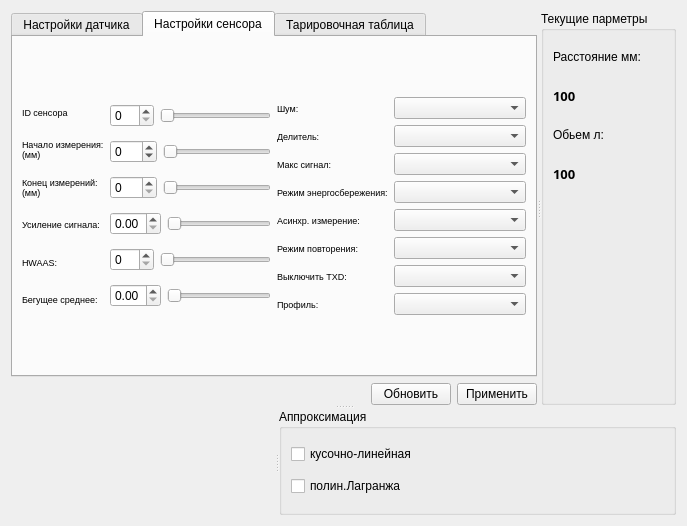
The window that mws.ui (zaitseu1994/EurosensConfig) describes before a commit, drawn with Qt 5.
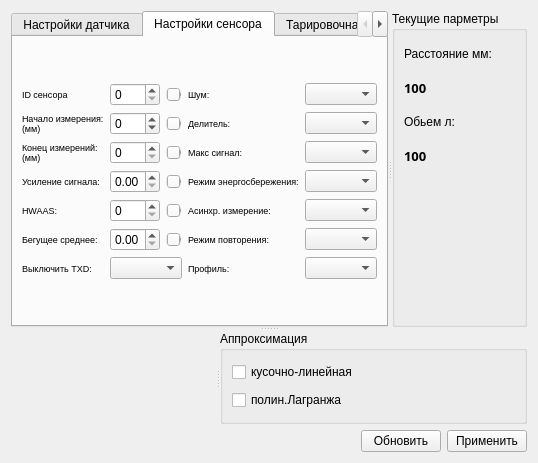
The same window after the commit. The open tabs and pages were chosen to show the change. Custom widgets are drawn as their Qt base class.

The edit to the form file:
```diff
--- a/mws.ui
+++ b/mws.ui
@@ -6,94 +6,96 @@
    <rect>
     <x>0</x>
     <y>0</y>
-    <width>687</width>
-    <height>526</height>
+    <width>536</width>
+    <height>463</height>
    </rect>
   </property>
   <property name="windowTitle">
    <string>Form</string>
   </property>
-  <layout class="QGridLayout" name="gridLayout_6">
+  <layout class="QGridLayout" name="gridLayout_11">
    <item row="0" column="0">
+    <layout class="QGridLayout" name="gridLayout_10">
+     <item row="0" column="0" colspan="3">
     <widget class="QSplitter" name="splitter_3">
      <property name="orientation">
       <enum>Qt::Vertical</enum>
      </property>
      <widget class="QSplitter" name="splitter">
-      <property name="frameShape">
-       <enum>QFrame::NoFrame</enum>
-      </property>
-      <property name="lineWidth">
-       <number>1</number>
-      </property>
       <property name="orientation">
        <enum>Qt::Horizontal</enum>
       </property>
-      <widget class="QWidget" name="layoutWidget">
-       <layout class="QVBoxLayout" name="verticalLayout">
-        <item>
          <widget class="QTabWidget" name="tabWidget">
           <property name="currentIndex">
-           <number>0</number>
-          </property>
-          <widget class="QWidget" name="tab">
+          <number>3</number>
+         </property>
+         <widget class="QWidget" name="settings">
            <attribute name="title">
             <string>Настройки датчика</string>
            </attribute>
            <layout class="QGridLayout" name="gridLayout_3">
             <item row="0" column="0">
-             <layout class="QHBoxLayout" name="horizontalLayout_5">
-              <item>
-               <layout class="QVBoxLayout" name="verticalLayout_2">
-                <item>
-                 <widget class="QLabel" name="lab_AdrModbus">
-                  <property name="text">
-                   <string>Адрес модбас</string>
-                  </property>
-                 </widget>
-                </item>
-                <item>
+            <layout class="QGridLayout" name="gridLayout_6">
+             <item row="1" column="0" colspan="4">
                  <widget class="QLabel" name="lab_TypeApproximation">
                   <property name="text">
                    <string>Тип аппроксимации</string>
                   </property>
                  </widget>
                 </item>
-                <item>
+             <item row="4" column="7" colspan="2">
+              <widget class="QPushButton" name="button_password">
+               <property name="text">
+                <string>Ввод</string>
+               </property>
+              </widget>
+             </item>
+             <item row="0" column="0" colspan="4">
+              <widget class="QLabel" name="lab_AdrModbus">
+               <property name="text">
+                <string>Адрес модбас</string>
+               </property>
+              </widget>
+             </item>
+             <item row="2" column="0" colspan="4">
                  <widget class="QLabel" name="lab_TypeAverage">
                   <property name="text">
                    <string>Тип усреднения</string>
                   </property>
                  </widget>
                 </item>
-                <item>
+             <item row="3" column="7" colspan="2">
+              <widget class="QSlider" name="slid_IntAverage">
+               <property name="maximum">
+                <number>20</number>
+               </property>
+               <property name="orientation">
+                <enum>Qt::Horizontal</enum>
+               </property>
+              </widget>
+             </item>
+             <item row="3" column="0" colspan="4">
                  <widget class="QLabel" name="lab_IntAverage">
                   <property name="text">
                    <string>Интервал усреднения</string>
                   </property>
                  </widget>
                 </item>
-                <item>
-                 <widget class="QLabel" name="lab_Password">
-                  <property name="text">
-                   <string>Пароль</string>
+             <item row="3" column="4" colspan="3">
+              <widget class="QSpinBox" name="spin_IntAverage">
+               <property name="maximum">
+                <number>20</number>
                   </property>
                  </widget>
                 </item>
-               </layout>
-              </item>
-              <item>
-               <layout class="QVBoxLayout" name="verticalLayout_3" stretch="0,0,0,0,0">
-                <item>
-                 <layout class="QHBoxLayout" name="horizontalLayout_3" stretch="2,5">
-                  <item>
+             <item row="0" column="4" colspan="3">
                    <widget class="QSpinBox" name="spin_AdrModbus">
                     <property name="maximum">
                      <number>247</number>
                     </property>
                    </widget>
                   </item>
-                  <item>
+             <item row="0" column="7" colspan="2">
                    <widget class="QSlider" name="slid_AdrModbus">
                     <property name="maximum">
                      <number>247</number>
@@ -103,56 +105,238 @@
                     </property>
                    </widget>
                   </item>
-                 </layout>
-                </item>
-                <item>
+             <item row="1" column="4" colspan="5">
                  <widget class="QComboBox" name="comb_TypeApproximation"/>
                 </item>
-                <item>
+             <item row="2" column="4" colspan="5">
                  <widget class="QComboBox" name="comb_TypeAverage"/>
                 </item>
-                <item>
-                 <layout class="QHBoxLayout" name="horizontalLayout_4" stretch="2,5">
-                  <item>
-                   <widget class="QSpinBox" name="spin_IntAverage">
-                    <property name="maximum">
-                     <number>20</number>
-                    </property>
-                   </widget>
-                  </item>
-                  <item>
-                   <widget class="QSlider" name="slid_IntAverage">
-                    <property name="maximum">
-                     <number>20</number>
-                    </property>
-                    <property name="orientation">
-                     <enum>Qt::Horizontal</enum>
-                    </property>
-                   </widget>
-                  </item>
-                 </layout>
-                </item>
-                <item>
+             <item row="4" column="4" colspan="3">
                  <widget class="QLineEdit" name="edit_Password"/>
                 </item>
-               </layout>
+             <item row="4" column="0" colspan="4">
+              <widget class="QLabel" name="lab_Password">
+               <property name="text">
+                <string>Пароль</string>
+               </property>
+              </widget>
               </item>
              </layout>
             </item>
            </layout>
           </widget>
-          <widget class="QWidget" name="tab_2">
+         <widget class="QWidget" name="sensor">
            <attribute name="title">
             <string>Настройки сенсора</string>
            </attribute>
+          <layout class="QGridLayout" name="gridLayout_4">
+           <item row="0" column="0">
            <layout class="QGridLayout" name="gridLayout_2">
-            <item row="0" column="0">
-             <layout class="QHBoxLayout" name="horizontalLayout_14">
-              <item>
-               <layout class="QHBoxLayout" name="horizontalLayout_12">
-                <item>
-                 <layout class="QVBoxLayout" name="verticalLayout_4">
-                  <item>
+             <item row="1" column="4">
+              <widget class="QSlider" name="slid_StartMeasure">
+               <property name="maximumSize">
+                <size>
+                 <width>100</width>
+                 <height>16777215</height>
+                </size>
+               </property>
+               <property name="minimum">
+                <number>-70</number>
+               </property>
+               <property name="maximum">
+                <number>700</number>
+               </property>
+               <property name="singleStep">
+                <number>1</number>
+               </property>
+               <property name="value">
+                <number>-70</number>
+               </property>
+               <property name="orientation">
+                <enum>Qt::Horizontal</enum>
+               </property>
+              </widget>
+             </item>
+             <item row="2" column="3">
+              <widget class="QSpinBox" name="spin_EndMeasure">
+               <property name="maximumSize">
+                <size>
+                 <width>50</width>
+                 <height>16777215</height>
+                </size>
+               </property>
+               <property name="maximum">
+                <number>770</number>
+               </property>
+              </widget>
+             </item>
+             <item row="2" column="4">
+              <widget class="QSlider" name="slid_EndMeasure">
+               <property name="maximumSize">
+                <size>
+                 <width>100</width>
+                 <height>16777215</height>
+                </size>
+               </property>
+               <property name="maximum">
+                <number>770</number>
+               </property>
+               <property name="orientation">
+                <enum>Qt::Horizontal</enum>
+               </property>
+              </widget>
+             </item>
+             <item row="3" column="4">
+              <widget class="QSlider" name="slid_ReceiverGain">
+               <property name="maximumSize">
+                <size>
+                 <width>100</width>
+                 <height>16777215</height>
+                </size>
+               </property>
+               <property name="maximum">
+                <number>100</number>
+               </property>
+               <property name="orientation">
+                <enum>Qt::Horizontal</enum>
+               </property>
+              </widget>
+             </item>
+             <item row="3" column="5" colspan="3">
+              <widget class="QLabel" name="lab_PowerSaveMode">
+               <property name="font">
+                <font>
+                 <pointsize>7</pointsize>
+                </font>
+               </property>
+               <property name="text">
+                <string>Режим энергосбережения:</string>
+               </property>
+              </widget>
+             </item>
+             <item row="3" column="8">
+              <widget class="QComboBox" name="comb_PowerSaveMode"/>
+             </item>
+             <item row="4" column="4">
+              <widget class="QSlider" name="slid_HWAAS">
+               <property name="maximumSize">
+                <size>
+                 <width>100</width>
+                 <height>16777215</height>
+                </size>
+               </property>
+               <property name="orientation">
+                <enum>Qt::Horizontal</enum>
+               </property>
+              </widget>
+             </item>
+             <item row="4" column="8">
+              <widget class="QComboBox" name="comb_AsynchMeasure"/>
+             </item>
+             <item row="5" column="4">
+              <widget class="QSlider" name="slid_RunningAverage">
+               <property name="maximumSize">
+                <size>
+                 <width>100</width>
+                 <height>16777215</height>
+                </size>
+               </property>
+               <property name="maximum">
+                <number>100</number>
+               </property>
+               <property name="orientation">
+                <enum>Qt::Horizontal</enum>
+               </property>
+              </widget>
+             </item>
+             <item row="6" column="3" colspan="2">
+              <widget class="QComboBox" name="comb_TXDisable"/>
+             </item>
+             <item row="0" column="8">
+              <widget class="QComboBox" name="comb_Noize"/>
+             </item>
+             <item row="0" column="4">
+              <widget class="QSlider" name="slid_IdSensor">
+               <property name="maximumSize">
+                <size>
+                 <width>100</width>
+                 <height>16777215</height>
+                </size>
+               </property>
+               <property name="orientation">
+                <enum>Qt::Horizontal</enum>
+               </property>
+              </widget>
+             </item>
+             <item row="0" column="3">
+              <widget class="QSpinBox" name="spin_IdSensor">
+               <property name="maximumSize">
+                <size>
+                 <width>50</width>
+                 <height>16777215</height>
+                </size>
+               </property>
+              </widget>
+             </item>
+             <item row="1" column="3">
+              <widget class="QSpinBox" name="spin_StartMeasure">
+               <property name="maximumSize">
+                <size>
+                 <width>50</width>
+                 <height>16777215</height>
+                </size>
+               </property>
+               <property name="minimum">
+                <number>-70</number>
+               </property>
+               <property name="maximum">
+                <number>700</number>
+               </property>
+              </widget>
+             </item>
+             <item row="3" column="3">
+              <widget class="QDoubleSpinBox" name="spin_ReceiverGain">
+               <property name="maximumSize">
+                <size>
+                 <width>50</width>
+                 <height>16777215</height>
+                </size>
+               </property>
+               <property name="maximum">
+                <double>1.000000000000000</double>
+               </property>
+               <property name="singleStep">
+                <double>0.010000000000000</double>
+               </property>
+              </widget>
+             </item>
+             <item row="4" column="3">
+              <widget class="QSpinBox" name="spin_HWAAS">
+               <property name="maximumSize">
+                <size>
+                 <width>50</width>
+                 <height>16777215</height>
+                </size>
+               </property>
+              </widget>
+             </item>
+             <item row="5" column="3">
+              <widget class="QDoubleSpinBox" name="spin_RunningAverage">
+               <property name="maximumSize">
+                <size>
+                 <width>50</width>
+                 <height>16777215</height>
+                </size>
+               </property>
+               <property name="maximum">
+                <double>1.000000000000000</double>
+               </property>
+               <property name="singleStep">
+                <double>0.010000000000000</double>
+               </property>
+              </widget>
+             </item>
+             <item row="0" column="0" colspan="3">
                    <widget class="QLabel" name="lab_IdSensor">
                     <property name="font">
                      <font>
@@ -164,7 +348,7 @@
                     </property>
                    </widget>
                   </item>
-                  <item>
+             <item row="1" column="0" colspan="3">
                    <widget class="QLabel" name="lab_StartMeasure">
                     <property name="font">
                      <font>
@@ -176,7 +360,7 @@
                     </property>
                    </widget>
                   </item>
-                  <item>
+             <item row="2" column="0" colspan="3">
                    <widget class="QLabel" name="lab_EndMeasure">
                     <property name="font">
                      <font>
@@ -188,7 +372,7 @@
                     </property>
                    </widget>
                   </item>
-                  <item>
+             <item row="3" column="0" colspan="3">
                    <widget class="QLabel" name="lab_ReceiverGain">
                     <property name="font">
                      <font>
@@ -200,7 +384,7 @@
                     </property>
                    </widget>
                   </item>
-                  <item>
+             <item row="4" column="0" colspan="3">
                    <widget class="QLabel" name="lab_HWAAS">
                     <property name="font">
                      <font>
@@ -212,7 +396,7 @@
                     </property>
                    </widget>
                   </item>
-                  <item>
+             <item row="5" column="0" colspan="3">
                    <widget class="QLabel" name="lab_RunningAverage">
                     <property name="font">
                      <font>
@@ -224,221 +408,7 @@
                     </property>
                    </widget>
                   </item>
-                 </layout>
-                </item>
-                <item>
-                 <layout class="QVBoxLayout" name="verticalLayout_5">
-                  <item>
-                   <layout class="QHBoxLayout" name="horizontalLayout_9" stretch="2,5">
-                    <item>
-                     <widget class="QSpinBox" name="spin_IdSensor"/>
-                    </item>
-                    <item>
-                     <widget class="QSlider" name="slid_IdSensor">
-                      <property name="orientation">
-                       <enum>Qt::Horizontal</enum>
-                      </property>
-                     </widget>
-                    </item>
-                   </layout>
-                  </item>
-                  <item>
-                   <layout class="QHBoxLayout" name="horizontalLayout_6" stretch="2,5">
-                    <item>
-                     <widget class="QSpinBox" name="spin_StartMeasure">
-                      <property name="minimum">
-                       <number>-70</number>
-                      </property>
-                      <property name="maximum">
-                       <number>700</number>
-                      </property>
-                     </widget>
-                    </item>
-                    <item>
-                     <widget class="QSlider" name="slid_StartMeasure">
-                      <property name="minimum">
-                       <number>-70</number>
-                      </property>
-                      <property name="maximum">
-                       <number>700</number>
-                      </property>
-                      <property name="singleStep">
-                       <number>1</number>
-                      </property>
-                      <property name="value">
-                       <number>-70</number>
-                      </property>
-                      <property name="orientation">
-                       <enum>Qt::Horizontal</enum>
-                      </property>
-                     </widget>
-                    </item>
-                   </layout>
-                  </item>
-                  <item>
-                   <layout class="QHBoxLayout" name="horizontalLayout_10" stretch="2,5">
-                    <item>
-                     <widget class="QSpinBox" name="spin_EndMeasure">
-                      <property name="maximum">
-                       <number>770</number>
-                      </property>
-                     </widget>
-                    </item>
-                    <item>
-                     <widget class="QSlider" name="slid_EndMeasure">
-                      <property name="maximum">
-                       <number>770</number>
-                      </property>
-                      <property name="orientation">
-                       <enum>Qt::Horizontal</enum>
-                      </property>
-                     </widget>
-                    </item>
-                   </layout>
-                  </item>
-                  <item>
-                   <layout class="QHBoxLayout" name="horizontalLayout_7" stretch="2,5">
-                    <item>
-                     <widget class="QDoubleSpinBox" name="spin_ReceiverGain">
-                      <property name="maximum">
-                       <double>1.000000000000000</double>
-                      </property>
-                      <property name="singleStep">
-                       <double>0.010000000000000</double>
-                      </property>
-                     </widget>
-                    </item>
-                    <item>
-                     <widget class="QSlider" name="slid_ReceiverGain">
-                      <property name="maximum">
-                       <number>100</number>
-                      </property>
-                      <property name="orientation">
-                       <enum>Qt::Horizontal</enum>
-                      </property>
-                     </widget>
-                    </item>
-                   </layout>
-                  </item>
-                  <item>
-                   <layout class="QHBoxLayout" name="horizontalLayout_11" stretch="2,5">
-                    <item>
-                     <widget class="QSpinBox" name="spin_HWAAS"/>
-                    </item>
-                    <item>
-                     <widget class="QSlider" name="slid_HWAAS">
-                      <property name="orientation">
-                       <enum>Qt::Horizontal</enum>
-                      </property>
-                     </widget>
-                    </item>
-                   </layout>
-                  </item>
-                  <item>
-                   <layout class="QHBoxLayout" name="horizontalLayout_8" stretch="2,5">
-                    <item>
-                     <widget class="QDoubleSpinBox" name="spin_RunningAverage">
-                      <property name="maximum">
-                       <double>1.000000000000000</double>
-                      </property>
-                      <property name="singleStep">
-                       <double>0.010000000000000</double>
-                      </property>
-                     </widget>
-                    </item>
-                    <item>
-                     <widget class="QSlider" name="slid_RunningAverage">
-                      <property name="maximum">
-                       <number>100</number>
-                      </property>
-                      <property name="orientation">
-                       <enum>Qt::Horizontal</enum>
-                      </property>
-                     </widget>
-                    </item>
-                   </layout>
-                  </item>
-                 </layout>
-                </item>
-               </layout>
-              </item>
-              <item>
-               <layout class="QHBoxLayout" name="horizontalLayout_13" stretch="2,5">
-                <item>
-                 <layout class="QVBoxLayout" name="verticalLayout_6">
-                  <item>
-                   <widget class="QLabel" name="lab_Noize">
-                    <property name="font">
-                     <font>
-                      <pointsize>7</pointsize>
-                     </font>
-                    </property>
-                    <property name="text">
-                     <string>Шум:</string>
-                    </property>
-                   </widget>
-                  </item>
-                  <item>
-                   <widget class="QLabel" name="lab_DownSampFactor">
-                    <property name="font">
-                     <font>
-                      <pointsize>7</pointsize>
-                     </font>
-                    </property>
-                    <property name="text">
-                     <string>Делитель:</string>
-                    </property>
-                   </widget>
-                  </item>
-                  <item>
-                   <widget class="QLabel" name="lab_MaximizeSignal">
-                    <property name="font">
-                     <font>
-                      <pointsize>7</pointsize>
-                     </font>
-                    </property>
-                    <property name="text">
-                     <string>Макс сигнал:</string>
-                    </property>
-                   </widget>
-                  </item>
-                  <item>
-                   <widget class="QLabel" name="lab_PowerSaveMode">
-                    <property name="font">
-                     <font>
-                      <pointsize>7</pointsize>
-                     </font>
-                    </property>
-                    <property name="text">
-                     <string>Режим энергосбережения:</string>
-                    </property>
-                   </widget>
-                  </item>
-                  <item>
-                   <widget class="QLabel" name="lab_AsynchMeasure">
-                    <property name="font">
-                     <font>
-                      <pointsize>7</pointsize>
-                     </font>
-                    </property>
-                    <property name="text">
-                     <string>Асинхр. измерение:</string>
-                    </property>
-                   </widget>
-                  </item>
-                  <item>
-                   <widget class="QLabel" name="lab_RepetitionMode">
-                    <property name="font">
-                     <font>
-                      <pointsize>7</pointsize>
-                     </font>
-                    </property>
-                    <property name="text">
-                     <string>Режим повторения:</string>
-                    </property>
-                   </widget>
-                  </item>
-                  <item>
+             <item row="6" column="0" colspan="3">
                    <widget class="QLabel" name="lab_TXDisable">
                     <property name="font">
                      <font>
@@ -450,59 +420,99 @@
                     </property>
                    </widget>
                   </item>
-                  <item>
-                   <widget class="QLabel" name="lab_Profile">
-                    <property name="font">
-                     <font>
-                      <pointsize>7</pointsize>
-                     </font>
-                    </property>
-                    <property name="text">
-                     <string>Профиль:</string>
-                    </property>
-                   </widget>
-                  </item>
-                 </layout>
-                </item>
-                <item>
-                 <layout class="QVBoxLayout" name="verticalLayout_7">
-                  <item>
-                   <widget class="QComboBox" name="comb_Noize"/>
-                  </item>
-                  <item>
-                   <widget class="QComboBox" name="comb_DownSampFactor"/>
-                  </item>
-                  <item>
+             <item row="2" column="8">
                    <widget class="QComboBox" name="comb_MaximizeSignal"/>
                   </item>
-                  <item>
-                   <widget class="QComboBox" name="comb_PowerSaveMode"/>
-                  </item>
-                  <item>
-                   <widget class="QComboBox" name="comb_AsynchMeasure"/>
-                  </item>
-                  <item>
+             <item row="1" column="8">
+              <widget class="QComboBox" name="comb_DownSampFactor"/>
+             </item>
+             <item row="5" column="8">
                    <widget class="QComboBox" name="comb_RepetitionMode"/>
                   </item>
-                  <item>
-                   <widget class="QComboBox" name="comb_TXDisable"/>
-                  </item>
-                  <item>
+             <item row="6" column="8">
                    <widget class="QComboBox" name="comb_Profile"/>
                   </item>
-                 </layout>
-                </item>
-               </layout>
-              </item>
+             <item row="5" column="5" colspan="3">
+              <widget class="QLabel" name="lab_RepetitionMode">
+               <property name="font">
+                <font>
+                 <pointsize>7</pointsize>
+                </font>
+               </property>
+               <property name="text">
+                <string>Режим повторения:</string>
+               </property>
+              </widget>
+             </item>
+             <item row="6" column="5" colspan="3">
+              <widget class="QLabel" name="lab_Profile">
+               <property name="font">
+                <font>
+                 <pointsize>7</pointsize>
+                </font>
+               </property>
+               <property name="text">
+                <string>Профиль:</string>
+               </property>
+              </widget>
+             </item>
+             <item row="4" column="5" colspan="3">
+              <widget class="QLabel" name="lab_AsynchMeasure">
+               <property name="font">
+                <font>
+                 <pointsize>7</pointsize>
+                </font>
+               </property>
+               <property name="text">
+                <string>Асинхр. измерение:</string>
+               </property>
+              </widget>
+             </item>
+             <item row="2" column="5" colspan="3">
+              <widget class="QLabel" name="lab_MaximizeSignal">
+               <property name="font">
+                <font>
+                 <pointsize>7</pointsize>
+                </font>
+               </property>
+               <property name="text">
+                <string>Макс сигнал:</string>
+               </property>
+              </widget>
+             </item>
+             <item row="1" column="5" colspan="3">
+              <widget class="QLabel" name="lab_DownSampFactor">
+               <property name="font">
+                <font>
+                 <pointsize>7</pointsize>
+                </font>
+               </property>
+               <property name="text">
+                <string>Делитель:</string>
+               </property>
+              </widget>
+             </item>
+             <item row="0" column="5" colspan="3">
+              <widget class="QLabel" name="lab_Noize">
+               <property name="font">
+                <font>
+                 <pointsize>7</pointsize>
+                </font>
+               </property>
+               <property name="text">
+                <string>Шум:</string>
+               </property>
+              </widget>
+             </item>
              </layout>
             </item>
            </layout>
           </widget>
-          <widget class="QWidget" name="tab_3">
+         <widget class="QWidget" name="table">
            <attribute name="title">
             <string>Тарировочная таблица</string>
            </attribute>
-           <layout class="QGridLayout" name="gridLayout_4">
+          <layout class="QGridLayout" name="gridLayout_8">
             <item row="0" column="0">
              <layout class="QHBoxLayout" name="horizontalLayout_15">
               <item>
@@ -553,46 +563,113 @@
             </item>
            </layout>
           </widget>
+         <widget class="QWidget" name="addit">
+          <attribute name="title">
+           <string>Заводские</string>
+          </attribute>
+          <layout class="QGridLayout" name="gridLayout_7">
+           <item row="0" column="0" colspan="2">
+            <layout class="QHBoxLayout" name="horizontalLayout_2">
+             <item>
+              <layout class="QVBoxLayout" name="verticalLayout_9">
+               <item>
+                <widget class="QLabel" name="lab_lastconnect">
+                 <property name="text">
+                  <string>Дата последней связи</string>
+                 </property>
          </widget>
         </item>
         <item>
-         <layout class="QHBoxLayout" name="horizontalLayout">
+                <widget class="QLabel" name="lab_idchange">
+                 <property name="text">
+                  <string>&lt;html&gt;&lt;head/&gt;&lt;body&gt;&lt;p&gt;Id пользователя &lt;/p&gt;&lt;/body&gt;&lt;/html&gt;</string>
+                 </property>
+                </widget>
+               </item>
           <item>
-           <spacer name="horizontalSpacer">
+                <widget class="QLabel" name="lab_typedev">
+                 <property name="text">
+                  <string>Тип устройства</string>
+                 </property>
+                </widget>
+               </item>
+               <item>
+                <widget class="QLabel" name="lab_serial">
+                 <property name="text">
+                  <string>Серийный номер устройства</string>
+                 </property>
+                </widget>
+               </item>
+               <item>
+                <widget class="QLabel" name="lab_verapp">
+                 <property name="text">
+                  <string>аппаратная версия устроства</string>
+                 </property>
+                </widget>
+               </item>
+              </layout>
+             </item>
+             <item>
+              <layout class="QVBoxLayout" name="verticalLayout_8">
+               <item>
+                <widget class="QDateTimeEdit" name="dat_lastconnect"/>
+               </item>
+               <item>
+                <widget class="QLineEdit" name="lin_idchange"/>
+               </item>
+               <item>
+                <widget class="QLineEdit" name="lin_typedev"/>
+               </item>
+               <item>
+                <widget class="QLineEdit" name="lin_serial"/>
+               </item>
+               <item>
+                <widget class="QLineEdit" name="lin_verapp"/>
+               </item>
+              </layout>
+             </item>
+            </layout>
+           </item>
+           <item row="1" column="0">
+            <widget class="QLabel" name="lab_addit">
+             <property name="text">
+              <string>Доп.поле 20 символов макс:</string>
+             </property>
+            </widget>
+           </item>
+           <item row="1" column="1">
+            <widget class="QLineEdit" name="lin_addit"/>
+           </item>
+           <item row="2" column="0">
+            <spacer name="horizontalSpacer_3">
             <property name="orientation">
              <enum>Qt::Horizontal</enum>
             </property>
             <property name="sizeHint" stdset="0">
              <size>
-              <width>208</width>
+               <width>40</width>
               <height>20</height>
              </size>
             </property>
            </spacer>
           </item>
-          <item>
-           <widget class="QPushButton" name="button_Update">
+           <item row="2" column="1">
+            <widget class="QPushButton" name="button_savefactory">
             <property name="text">
-             <string>Обновить</string>
+              <string>Сохранить</string>
             </property>
            </widget>
           </item>
-          <item>
-           <widget class="QPushButton" name="button_Accept">
-            <property name="text">
-             <string>Применить</string>
-            </property>
-           </widget>
-          </item>
-         </layout>
-        </item>
-       </layout>
+          </layout>
+         </widget>
       </widget>
       <widget class="QGroupBox" name="groupBox">
        <property name="title">
         <string>Текущие парметры</string>
        </property>
-       <layout class="QGridLayout" name="gridLayout_5" rowstretch="1,1,1,1,1,5" rowminimumheight="1,1,1,1,1,1">
+         <layout class="QGridLayout" name="gridLayout_9">
+          <item row="0" column="0">
+           <layout class="QGridLayout" name="gridLayout_5" rowstretch="1,1,1,1,5">
         <item row="0" column="0">
          <widget class="QLabel" name="lab_Distance">
           <property name="text">
@@ -600,6 +677,21 @@
           </property>
          </widget>
         </item>
+            <item row="1" column="0">
+             <widget class="QLabel" name="lcd_Distance">
+              <property name="font">
+               <font>
+                <family>Segoe Print</family>
+                <pointsize>10</pointsize>
+                <weight>75</weight>
+                <bold>true</bold>
+               </font>
+              </property>
+              <property name="text">
+               <string>100</string>
+              </property>
+             </widget>
+            </item>
         <item row="2" column="0">
          <widget class="QLabel" name="lab_Volume">
           <property name="text">
@@ -607,21 +699,6 @@
           </property>
          </widget>
         </item>
-        <item row="1" column="0">
-         <widget class="QLabel" name="lcd_Distance">
-          <property name="font">
-           <font>
-            <family>Segoe Print</family>
-            <pointsize>10</pointsize>
-            <weight>75</weight>
-            <bold>true</bold>
-           </font>
-          </property>
-          <property name="text">
-           <string>100</string>
-          </property>
-         </widget>
-        </item>
         <item row="3" column="0">
          <widget class="QLabel" name="lcd_Volume">
           <property name="font">
@@ -637,10 +714,12 @@
           </property>
          </widget>
         </item>
-        <item row="4" column="0" rowspan="2">
+            <item row="4" column="0">
          <widget class="QCustomPlot" name="graph_distanse" native="true"/>
         </item>
        </layout>
+          </item>
+         </layout>
       </widget>
      </widget>
      <widget class="QSplitter" name="splitter_2">
@@ -671,6 +750,35 @@
       </widget>
      </widget>
     </widget>
+     </item>
+     <item row="1" column="0">
+      <spacer name="horizontalSpacer">
+       <property name="orientation">
+        <enum>Qt::Horizontal</enum>
+       </property>
+       <property name="sizeHint" stdset="0">
+        <size>
+         <width>376</width>
+         <height>20</height>
+        </size>
+       </property>
+      </spacer>
+     </item>
+     <item row="1" column="1">
+      <widget class="QPushButton" name="button_Update">
+       <property name="text">
+        <string>Обновить</string>
+       </property>
+      </widget>
+     </item>
+     <item row="1" column="2">
+      <widget class="QPushButton" name="button_Accept">
+       <property name="text">
+        <string>Применить</string>
+       </property>
+      </widget>
+     </item>
+    </layout>
    </item>
   </layout>
  </widget>
```
Lines whose indentation alone changed are shown as unchanged.
